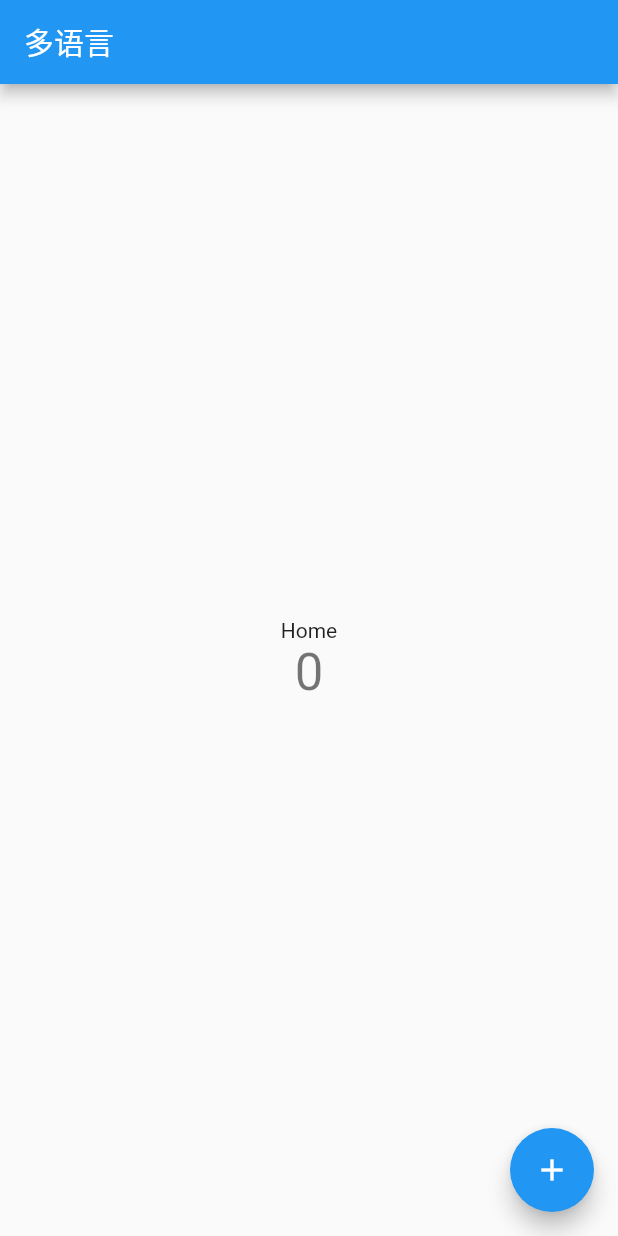
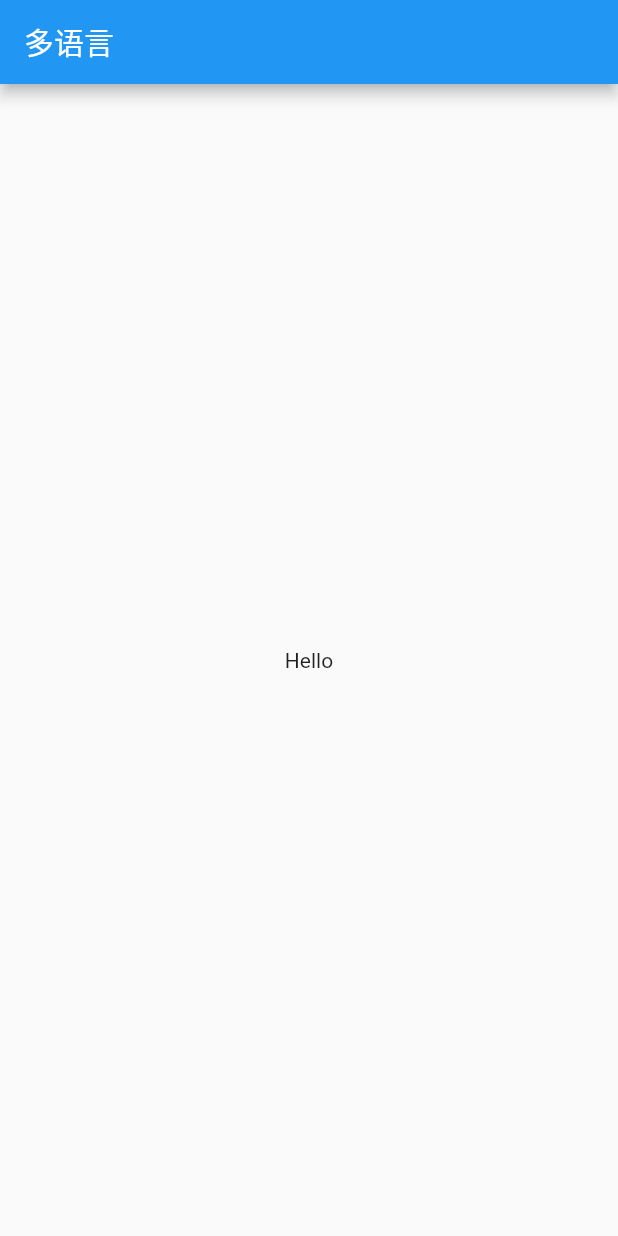
Before and after one commit to sxm5220/demoByFlutter, a Flutter app: the screen it shows after launch, on a phone screen of 412 x 824 dp. Run offline on Flutter 3.47's test engine with Material 2 defaults, Android fonts, the phone set to English and light mode, and no system bars; our stand-ins replace cached_network_image, curved_navigation_bar, date_format, fancy_bottom_navigation, flutter_map, flutter_screenutil and 7 more; missing offline and left inert: dart:html, flutter_webview_plugin, safemap, tapped; accounts and stored records are empty.

Commit message:
refine: 优化多语言

```diff
--- /dev/null
+++ b/demo11/language/en.json
@@ -0,0 +1,4 @@
+{
+    "Home": "Home center",
+    "Hello": "Hello"
+}
--- /dev/null
+++ b/demo11/language/zh.json
@@ -0,0 +1,4 @@
+{
+    "Home": "首页",
+    "Hello": "你好"
+}
--- a/demo11/lib/customLocalization.dart
+++ b/demo11/lib/customLocalization.dart
@@ -1,24 +1,27 @@
-import 'package:flutter/foundation.dart';
+import 'dart:convert';
 import 'package:flutter/material.dart';
+import 'package:flutter/services.dart';
 
 class CustomLocalizations {
   final Locale locale;
 
   CustomLocalizations(this.locale);
 
-  static Map<String, Map<String, String>> _localizedValues = {
-    "en": {
-      "Home": "Home",
-      "Hello": "Hello",
-    },
-    "zh": {
-      "Home": "首页",
-      "Hello": "你好",
-    }
-  };
+  Map<String, String>? localizedValues;
 
-  String? translate(String key) {
-    return _localizedValues[locale.languageCode]![key];
+  Future<bool> loadJSON() async {
+    String jsonString =
+        await rootBundle.loadString('language/${locale.languageCode}.json');
+    Map<String, dynamic> jsonMap = json.decode(jsonString);
+    localizedValues = jsonMap.map((key, value) {
+      return MapEntry(key, value.toString());
+    });
+    return true;
+  }
+
+  String? t(String key) {
+    //return _localizedValues[locale.languageCode]![key];
+    return localizedValues![key];
   }
 
   static CustomLocalizations of(BuildContext context) {
@@ -36,8 +39,11 @@ class CustomLocalizationsDelegate
   }
 
   @override
-  Future<CustomLocalizations> load(Locale locale) {
-    return SynchronousFuture(CustomLocalizations(locale));
+  Future<CustomLocalizations> load(Locale locale) async {
+    // return SynchronousFuture(CustomLocalizations(locale));
+    CustomLocalizations localizations = CustomLocalizations(locale);
+    await localizations.loadJSON();
+    return localizations;
   }
 
   @override
--- a/demo11/lib/main.dart
+++ b/demo11/lib/main.dart
@@ -19,7 +19,19 @@ class MyApp extends StatelessWidget {
       localizationsDelegates: {
         CustomLocalizations.delegate,
       },
-      supportedLocales: [Locale("en"), Locale("zh")],
+      supportedLocales: [Locale('en', 'US'), Locale('zh', 'CN')],
+      localeResolutionCallback: (locale, supportedLocales) {
+        print('deviceLocale:$locale');
+        print('languageCode:${locale!.languageCode}');
+        print('countryCode:${locale.countryCode}');
+        for (var supportedLocales in supportedLocales) {
+          if (supportedLocales.languageCode == locale.languageCode &&
+              supportedLocales.countryCode == locale.countryCode) {
+            return supportedLocales;
+          }
+        }
+        return supportedLocales.first;
+      },
       home: MyHomePage(
         title: "多语言",
       ),
@@ -37,19 +49,6 @@ class MyHomePage extends StatefulWidget {
 }
 
 class _MyHomePageState extends State<MyHomePage> {
-  int _counter = 0;
-
-  void _incrementCounter() {
-    setState(() {
-      // This call to setState tells the Flutter framework that something has
-      // changed in this State, which causes it to rerun the build method below
-      // so that the display can reflect the updated values. If we changed
-      // _counter without calling setState(), then the build method would not be
-      // called again, and so nothing would appear to happen.
-      _counter++;
-    });
-  }
-
   @override
   Widget build(BuildContext context) {
     // This method is rerun every time setState is called, for instance as done
@@ -85,20 +84,12 @@ class _MyHomePageState extends State<MyHomePage> {
           mainAxisAlignment: MainAxisAlignment.center,
           children: <Widget>[
             Text(
-              CustomLocalizations.of(context).translate('Home')!,
-            ),
-            Text(
-              '$_counter',
-              style: Theme.of(context).textTheme.headline4,
+              CustomLocalizations.of(context).t('Hello')!,
             ),
           ],
         ),
       ),
-      floatingActionButton: FloatingActionButton(
-        onPressed: _incrementCounter,
-        tooltip: 'Increment',
-        child: Icon(Icons.add),
-      ), // This trailing comma makes auto-formatting nicer for build methods.
+      // This trailing comma makes auto-formatting nicer for build methods.
     );
   }
 }
--- a/demo11/pubspec.yaml
+++ b/demo11/pubspec.yaml
@@ -44,8 +44,11 @@ flutter:
   # the material Icons class.
   uses-material-design: true
 
+
   # To add assets to your application, add an assets section, like this:
-  # assets:
+  assets:
+    - language/en.json
+    - language/zh.json
   #   - images/a_dot_burr.jpeg
   #   - images/a_dot_ham.jpeg
 
```
